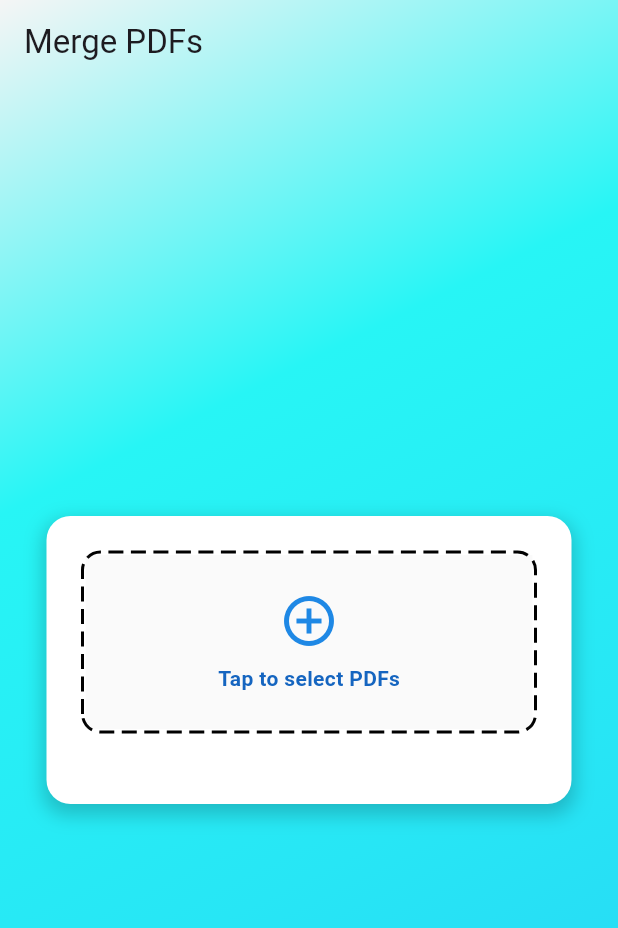
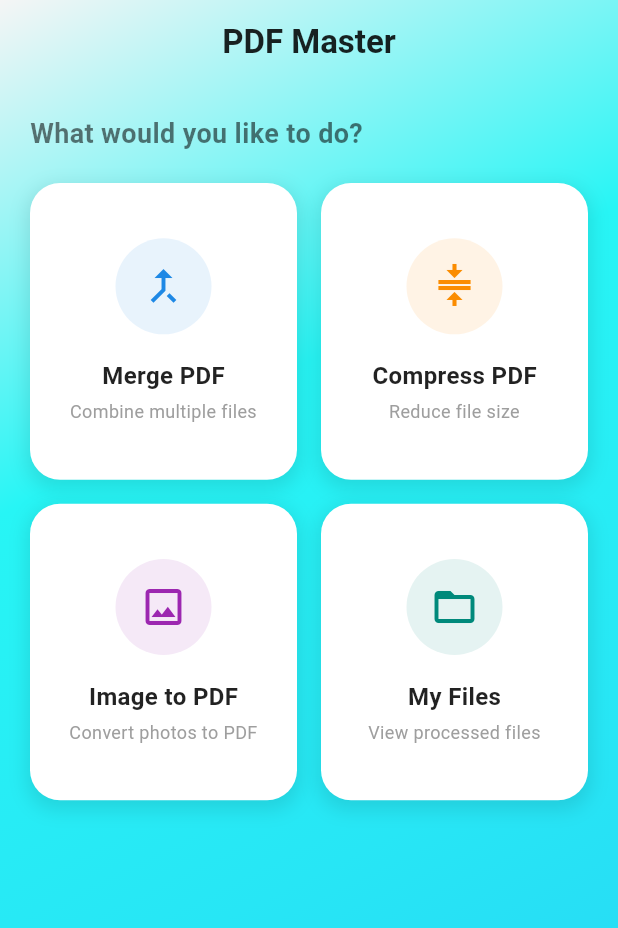
Before and after one commit to JeetDaiya/pdfApp, a Flutter app: the screen it shows after launch, on a phone screen of 412 x 824 dp. Shown: the top 928 px of the screen. Run offline on Flutter 3.47's test engine with Material 3 defaults, Android fonts, the light colour scheme and no system bars; drawn by our look-alikes of dotted_border; our stand-ins replace dio, file_picker, hive_ce, hive_ce_flutter, open_file, permission_handler; missing offline and left inert: flutter_file_dialog; accounts and stored records are empty.

Commit message:
deploy on render; create history section; add main screen ; create jpg to pdf backend ; refactor saving functionality

```diff
--- a/client/lib/main.dart
+++ b/client/lib/main.dart
@@ -1,10 +1,15 @@
-import 'package:client/screens/compress_screen.dart';
-import 'package:client/screens/merge_screen.dart';
+import 'package:client/screens/main_screen.dart';
 import 'package:flutter/material.dart';
 import 'package:file_picker/file_picker.dart';
+import 'package:hive_ce_flutter/hive_flutter.dart';
+
+import 'models/processed_file_model.dart';
 
 void main() async {
   WidgetsFlutterBinding.ensureInitialized();
+  await Hive.initFlutter();
+  Hive.registerAdapter(ProcessedFileAdapter());
+  await Hive.openBox<ProcessedFile>('processedFiles');
   await FilePicker.platform.clearTemporaryFiles();
   runApp(const MyApp());
 }
@@ -37,7 +42,7 @@
         colorScheme: ColorScheme.fromSeed(seedColor: Colors.deepPurple),
         useMaterial3: true,
       ),
-      home: const MergeScreen()
+      home: const HomeScreen()
     );
   }
 }
--- /dev/null
+++ b/client/lib/screens/main_screen.dart
@@ -0,0 +1,184 @@
+import 'package:client/theme/gradient.dart';
+import 'package:flutter/material.dart';
+
+import 'compress_screen.dart';
+import 'history_screen.dart';
+import 'merge_screen.dart';
+// Import your other screens here
+// import 'merge_screen.dart';
+// import 'compress_screen.dart';
+
+class HomeScreen extends StatelessWidget {
+  const HomeScreen({super.key});
+
+  @override
+  Widget build(BuildContext context) {
+    // Reuse the exact same gradient from your MergeScreen
+    return Container(
+      decoration: const BoxDecoration(
+        gradient: MyAppGradient.myAppGradient,
+      ),
+      child: Scaffold(
+        backgroundColor: Colors.transparent,
+        appBar: AppBar(
+          title: const Text(
+            'PDF Master',
+            style: TextStyle(fontWeight: FontWeight.bold, color: Colors.black87),
+          ),
+          centerTitle: true,
+          backgroundColor: Colors.transparent,
+          elevation: 0,
+        ),
+        body: Padding(
+          padding: const EdgeInsets.all(20.0),
+          child: Column(
+            crossAxisAlignment: CrossAxisAlignment.start,
+            children: [
+              const Text(
+                "What would you like to do?",
+                style: TextStyle(
+                  fontSize: 18,
+                  fontWeight: FontWeight.w600,
+                  color: Colors.black54,
+                ),
+              ),
+              const SizedBox(height: 20),
+
+              // Grid Layout for Tools
+              Expanded(
+                child: GridView.count(
+                  crossAxisCount: 2, // 2 Columns
+                  crossAxisSpacing: 16,
+                  mainAxisSpacing: 16,
+                  childAspectRatio: 0.9, // Make cards slightly taller
+                  children: [
+                    // 1. Merge Card
+                    _HomeOptionCard(
+                      title: "Merge PDF",
+                      icon: Icons.merge_type,
+                      color: Colors.blue.shade600,
+                      description: "Combine multiple files",
+                      onTap: () {
+                        Navigator.push(context, MaterialPageRoute(builder: (_) => const MergeScreen()));
+                      },
+                    ),
+
+                    // 2. Compress Card
+                    _HomeOptionCard(
+                      title: "Compress PDF",
+                      icon: Icons.compress,
+                      color: Colors.orange.shade600,
+                      description: "Reduce file size",
+                      onTap: () {
+                        Navigator.push(context, MaterialPageRoute(builder: (_) => const CompressScreen()));
+                      },
+                    ),
+
+                    // 3. Image to PDF (The "Something Else")
+                    _HomeOptionCard(
+                      title: "Image to PDF",
+                      icon: Icons.image_outlined,
+                      color: Colors.purple.shade500,
+                      description: "Convert photos to PDF",
+                      onTap: () {
+                        // Navigate to Image to PDF Screen
+                      },
+                    ),
+
+                    // 4. My Files / History
+                    _HomeOptionCard(
+                      title: "My Files",
+                      icon: Icons.folder_open,
+                      color: Colors.teal.shade600,
+                      description: "View processed files",
+                      onTap: () {
+                        Navigator.push(context, MaterialPageRoute(builder: (_) => const HistoryScreen()));
+                      },
+                    ),
+                  ],
+                ),
+              ),
+            ],
+          ),
+        ),
+      ),
+    );
+  }
+}
+
+// Reusable Card Widget matching your MergeScreen style
+class _HomeOptionCard extends StatelessWidget {
+  final String title;
+  final String description;
+  final IconData icon;
+  final Color color;
+  final VoidCallback onTap;
+
+  const _HomeOptionCard({
+    required this.title,
+    required this.description,
+    required this.icon,
+    required this.color,
+    required this.onTap,
+  });
+
+  @override
+  Widget build(BuildContext context) {
+    return GestureDetector(
+      onTap: onTap,
+      child: Container(
+        padding: const EdgeInsets.all(16),
+        decoration: BoxDecoration(
+          color: Colors.white,
+          borderRadius: BorderRadius.circular(20), // Slightly rounder for homepage
+          boxShadow: [
+            BoxShadow(
+              color: Colors.black.withOpacity(0.1), // Softer shadow than the input form
+              spreadRadius: 2,
+              blurRadius: 10,
+              offset: const Offset(0, 4),
+            )
+          ],
+        ),
+        child: Column(
+          mainAxisAlignment: MainAxisAlignment.center,
+          children: [
+            // Icon Circle
+            Container(
+              padding: const EdgeInsets.all(16),
+              decoration: BoxDecoration(
+                color: color.withOpacity(0.1),
+                shape: BoxShape.circle,
+              ),
+              child: Icon(
+                icon,
+                size: 32,
+                color: color,
+              ),
+            ),
+            const SizedBox(height: 16),
+            // Title
+            Text(
+              title,
+              style: const TextStyle(
+                fontSize: 16,
+                fontWeight: FontWeight.bold,
+                color: Colors.black87,
+              ),
+            ),
+            const SizedBox(height: 4),
+            // Description
+            Text(
+              description,
+              textAlign: TextAlign.center,
+              style: TextStyle(
+                fontSize: 12,
+                color: Colors.grey.shade500,
+              ),
+            ),
+          ],
+        ),
+      ),
+    );
+  }
+}
--- a/client/lib/screens/merge_screen.dart
+++ b/client/lib/screens/merge_screen.dart
@@ -1,4 +1,6 @@
 import 'dart:io';
+import 'package:client/theme/gradient.dart';
+import 'package:client/widgets/appBar.dart';
 import 'package:flutter/material.dart';
 import 'package:file_picker/file_picker.dart';
 import 'package:open_file/open_file.dart';
@@ -77,24 +79,11 @@ class _MergeScreenState extends State<MergeScreen> {
   Widget build(BuildContext context) {
     return Container(
       decoration: const BoxDecoration(
-        gradient: LinearGradient(
-          colors: [
-            Color.fromARGB(255, 245, 245, 245),
-            Color.fromARGB(255, 39, 245, 245),
-            Color.fromARGB(255, 39, 230, 245),
-            Color.fromARGB(255, 39, 210, 245)
-          ],
-          begin: Alignment.topLeft,
-          end: Alignment.bottomRight,
-        ),
+        gradient: MyAppGradient.myAppGradient,
       ),
       child: Scaffold(
         backgroundColor: Colors.transparent,
-        appBar: AppBar(
-          title: const Text('Merge PDFs'),
-          backgroundColor: Colors.transparent,
-          elevation: 0,
-        ),
+        appBar: const MyAppBar(title: 'Merge PDF'),
         body: AnimatedBuilder(
           animation: _viewModel,
           builder: (context, child) {
--- /dev/null
+++ b/client/lib/theme/gradient.dart
@@ -0,0 +1,14 @@
+import 'package:flutter/material.dart';
+
+class MyAppGradient{
+  static const myAppGradient = LinearGradient(
+    colors: [
+    Color.fromARGB(255, 245, 245, 245),
+    Color.fromARGB(255, 39, 245, 245),
+    Color.fromARGB(255, 39, 230, 245),
+    Color.fromARGB(255, 39, 210, 245)
+    ],
+    begin: Alignment.topLeft,
+    end: Alignment.bottomRight,
+  );
+}
--- a/client/lib/utils/download_file.dart
+++ b/client/lib/utils/download_file.dart
@@ -6,7 +6,7 @@ import 'package:path_provider/path_provider.dart';
 class DownloadService{
     static Future<File>downloadFile(String fileName, String operation, Response<dynamic>response) async {
         final directory = await getApplicationDocumentsDirectory();
-        final outputFilePath = join(directory.path, '${fileName}_$operation.pdf');
+        final outputFilePath = join(directory.path, '${fileName}_${operation}_${DateTime.now().toIso8601String()}.pdf');
         final File outputFile = File(outputFilePath);
         await outputFile.writeAsBytes(response.data);
         print("✅ File saved to: $outputFilePath");
--- /dev/null
+++ b/client/lib/utils/file_info_storage_service.dart
@@ -0,0 +1,29 @@
+import 'package:hive_ce/hive.dart';
+import '../models/processed_file_model.dart';
+import 'package:path/path.dart' as p;
+
+class FileInfoStorageService {
+  static Box<ProcessedFile> getBox() => Hive.box<ProcessedFile>('processedFiles');
+
+  static Future<void> saveFile(String filePath) async{
+    final box = getBox();
+    final fileEntry = ProcessedFile(
+      path: filePath,
+      date: DateTime.now(),
+      filename: p.basename(filePath),
+    );
+
+    await box.add(fileEntry);
+  }
+
+  static List<ProcessedFile> getAllFiles(){
+    final box = getBox();
+    final files = box.values.toList();
+    files.sort((a, b) => b.date.compareTo(a.date));
+    return files;
+  }
+
+  static Future<void> deleteFile(ProcessedFile file) async {
+    await file.delete(); // Hive objects know how to delete themselves!
+  }
+}
```
Also changed, not shown: client/lib/models/processed_file_model.dart (added, +22 -0 lines), client/lib/screens/compress_screen.dart (+5 -9 lines), client/lib/screens/history_screen.dart (added, +204 -0 lines), client/lib/utils/save_to_device.dart (+1 -8 lines), client/lib/viewmodels/compress_viewmodel.dart (+4 -5 lines), client/lib/viewmodels/merge_viewmodel.dart (+4 -3 lines), client/lib/widgets/appBar.dart (added, +32 -0 lines), client/pubspec.yaml (+6 -1 lines), client/lib/hive_registrar.g.dart (added), client/lib/models/processed_file_model.g.dart (added), client/pubspec.lock, 8 other files.
